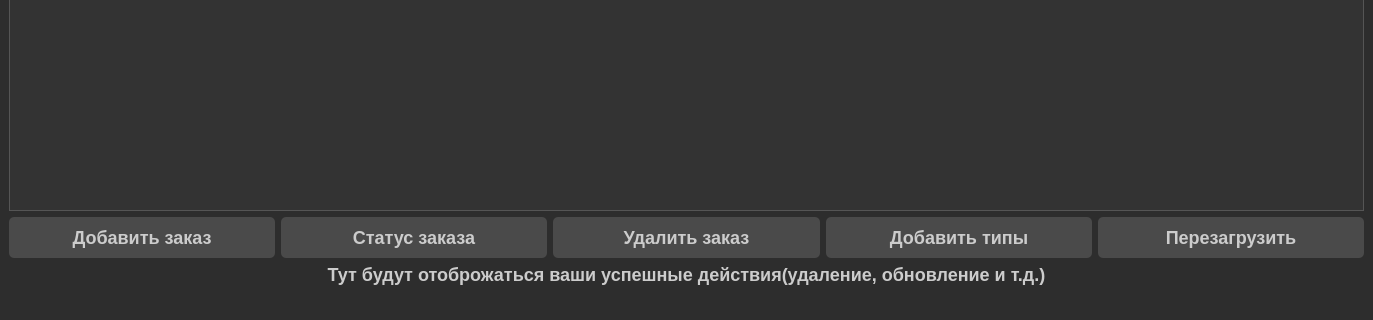
Before: the Qt Designer form ui/main_page/main_pageui.ui in c0ral0vii/buhgalter_app, drawn with Qt 5; both pictures show x 0 to 1373 and y 413 to 733 of the 1373 by 733 pixel window.
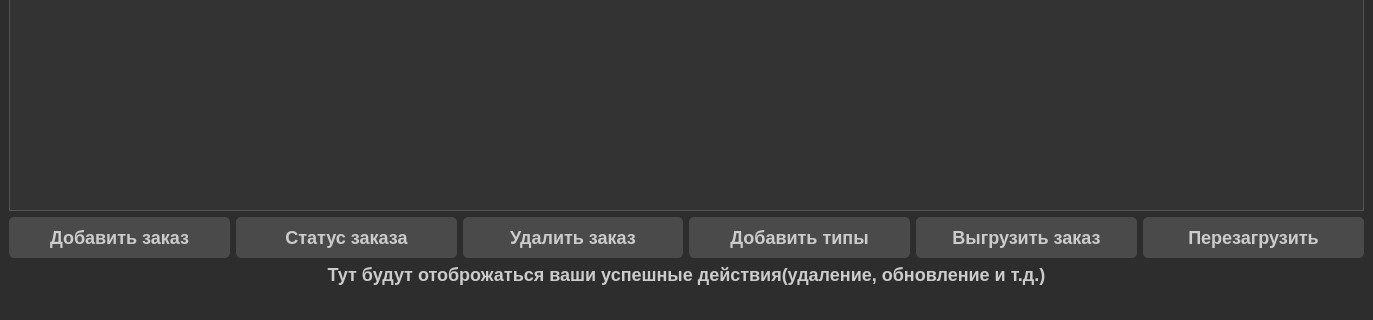
After: the same form once the commit is applied.

Commit message: work v1.3 add unload order

Diff of the .ui file:
```diff
--- a/ui/main_page/main_pageui.ui
+++ b/ui/main_page/main_pageui.ui
@@ -215,6 +215,13 @@
         </property>
        </widget>
       </item>
+      <item>
+       <widget class="QPushButton" name="unload_order_pushButton">
+        <property name="text">
+         <string>Выгрузить заказ</string>
+        </property>
+       </widget>
+      </item>
       <item>
        <widget class="QPushButton" name="reload_button">
         <property name="text">
```
The commit also changes 2 other files.
